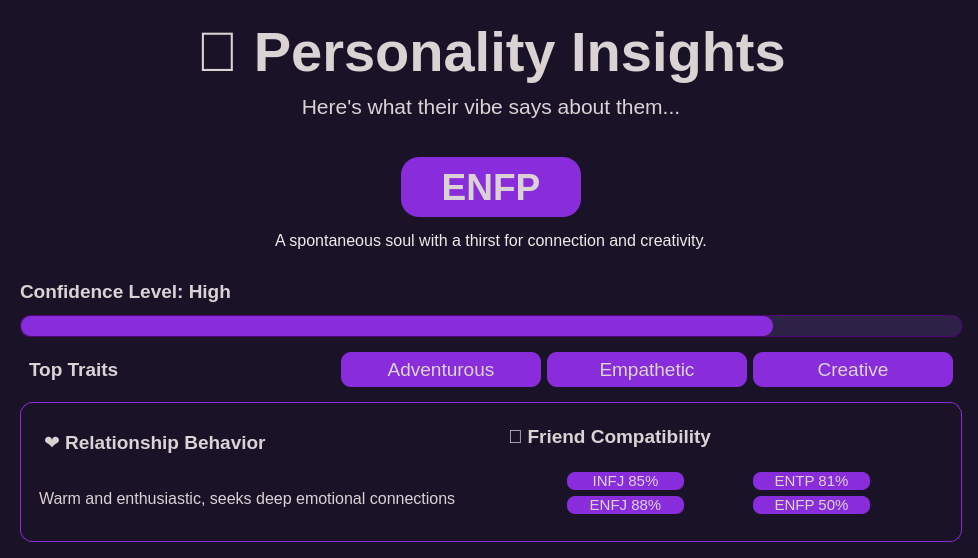
Above: gui/PredictionWindow.ui from Ersatz-xD/VibeSnitch-AI before the change. Below: the same form after it.
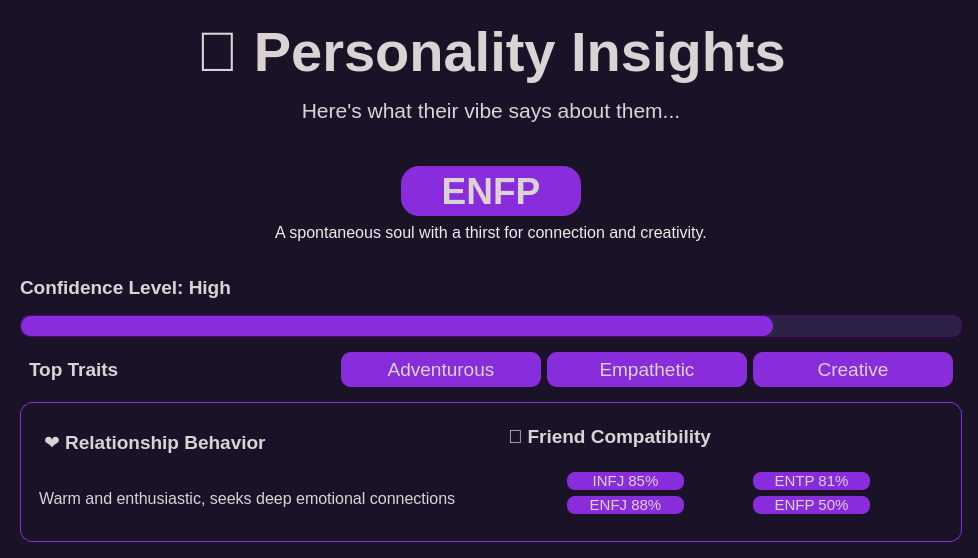
That is the form after the change.

```diff
--- a/gui/PredictionWindow.ui
+++ b/gui/PredictionWindow.ui
@@ -149,7 +149,13 @@
               <property name="minimumSize">
                <size>
                 <width>0</width>
-                <height>70</height>
+                <height>50</height>
+               </size>
+              </property>
+              <property name="maximumSize">
+               <size>
+                <width>16777215</width>
+                <height>60</height>
                </size>
               </property>
               <property name="styleSheet">
@@ -164,7 +170,7 @@
                  <property name="minimumSize">
                   <size>
                    <width>180</width>
-                   <height>60</height>
+                   <height>50</height>
                   </size>
                  </property>
                  <property name="maximumSize">
@@ -185,7 +191,7 @@
                   <string notr="true">QLabel {
     color: #dbd2d4;
     background-color: #892CDC;
-    padding: 8px 24px;
+    padding: 4px 24px;
     border-radius: 18px;
 }
 </string>
```
